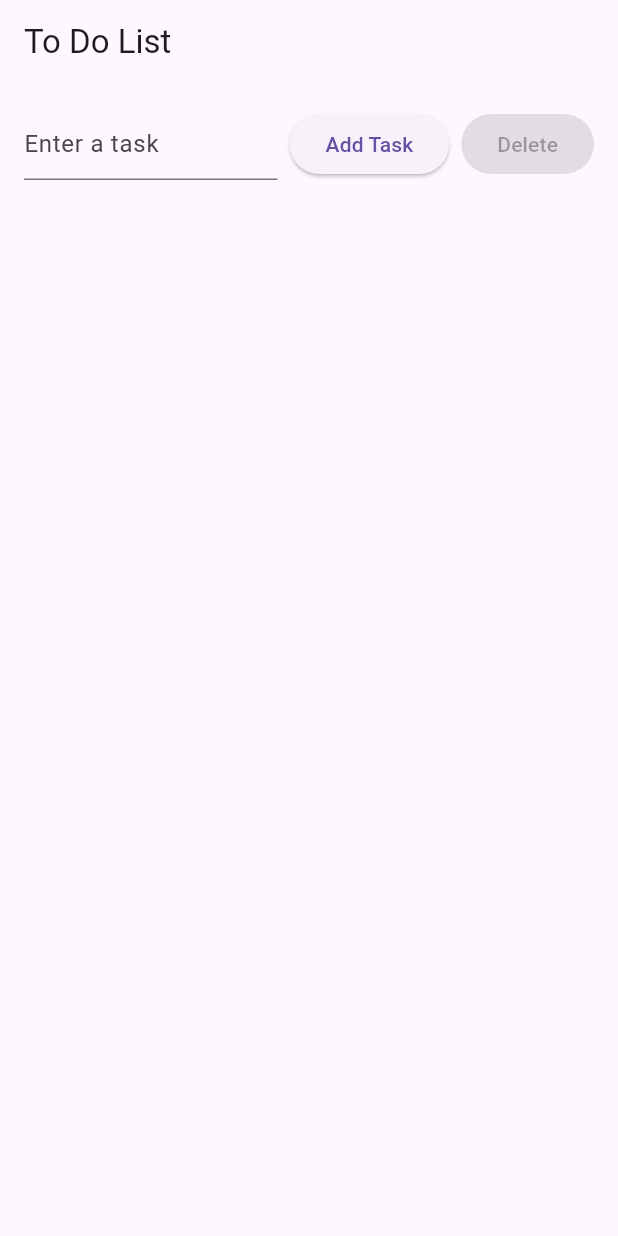
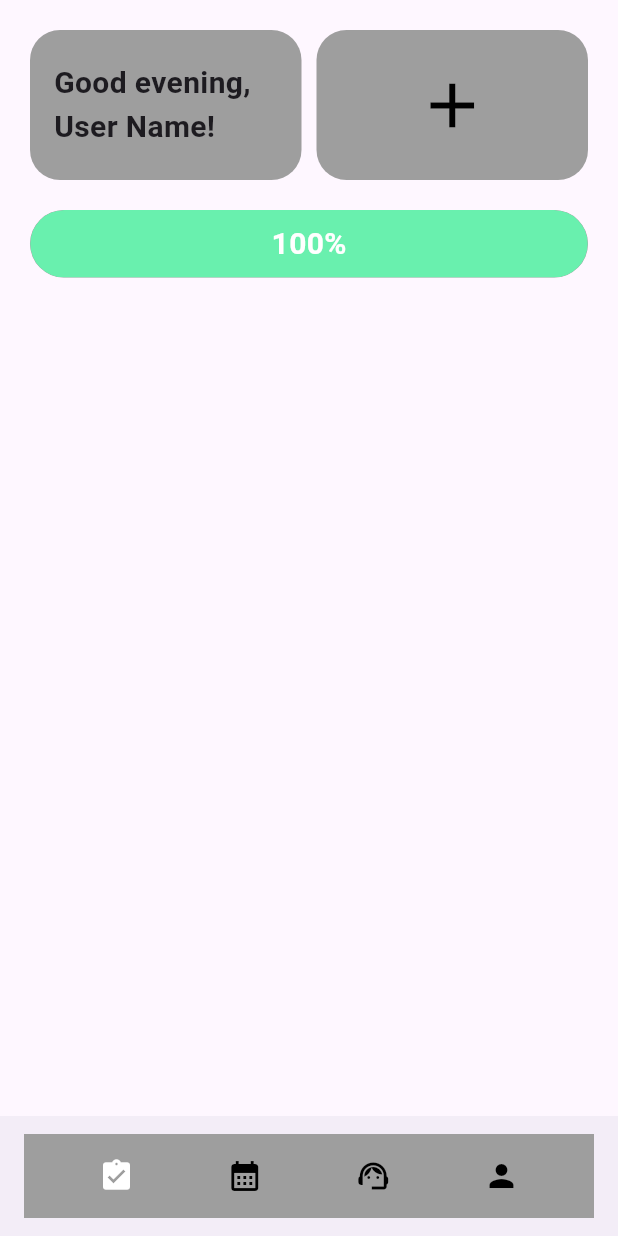
Before and after one commit to sepiasage/procrastination-gambling-app, a Flutter app: the screen it shows after launch, on a phone screen of 412 x 824 dp. Run offline on Flutter 3.47's test engine with Material 3 defaults, Android fonts, the phone set to English and light mode, and no system bars.

Commit message:
Added majority of the UI elements from the mock up and fixed bugs

```diff
--- a/flutter_application_1/lib/Pages/home_page.dart
+++ b/flutter_application_1/lib/Pages/home_page.dart
@@ -3,11 +3,13 @@ import 'package:flutter/material.dart';
 class Homepage extends StatefulWidget {
   const Homepage({super.key});
 
-   @override
+  @override
   State<Homepage> createState() => _HomepageState();
 }
 
 class _HomepageState extends State<Homepage> {
+  //keep track of what page we are on
+  int _currentIndex = 0; // 0 for home/tasks, 1 for calendar, etc.
   // 2. Controller to read what you type, and a list to store tasks
   final TextEditingController _taskController = TextEditingController();
   final List<String> _tasks = [];
@@ -42,50 +44,179 @@ class _HomepageState extends State<Homepage> {
   Widget build(BuildContext context) {
     const String appTitle = 'To Do List';
     return MaterialApp(
+      debugShowCheckedModeBanner: false,
       title: appTitle,
       home: Scaffold(
-        appBar: AppBar(title: const Text(appTitle)),
         body: Padding(
-          padding: const EdgeInsets.all(16),
-          // 5. Wrapped in a Column so the list can sit below your Row
+          padding: const EdgeInsets.all(20.0),
           child: Column(
             children: [
               Row(
                 children: [
                   Expanded(
-                    child: TextField(
-                      controller: _taskController, // Connected controller here
-                      decoration: const InputDecoration(
-                        hintText: 'Enter a task', // Changed from 'Search'
+                    child: Container(
+                      width: 600,
+                      height: 100,
+                      padding: const EdgeInsets.all(16),
+                      decoration: BoxDecoration(
+                        //box decoration for the container
+                        color: Colors.grey,
+                        borderRadius: BorderRadius.circular(20),
+                      ),
+                      child: const Align(
+                        alignment: Alignment.center,
+                        child: Text(
+                          'Good evening, User Name!',
+                          style: TextStyle(
+                            fontSize: 20,
+                            fontWeight: FontWeight.bold,
+                          ),
+                        ),
                       ),
                     ),
                   ),
-                  const SizedBox(width: 8),
-                  // 6. Replaced "null" with your functions
-                  ElevatedButton(
-                    onPressed: _addTask,
-                    child: const Text('Add Task'),
-                  ),
-                  const SizedBox(width: 8),
-                  ElevatedButton(
-                    onPressed: _tasks.isEmpty ? null : _deleteLastTask,
-                    child: const Text('Delete'),
+                  //space betwween the 2 widgets
+                  const SizedBox(width: 10),
+                  //second container
+                  Expanded(
+                    child: Container(
+                      width: 600,
+                      height: 100,
+                      padding: const EdgeInsets.all(16),
+                      decoration: BoxDecoration(
+                        //box decoration for the container
+                        color: Colors.grey,
+                        borderRadius: BorderRadius.circular(20),
+                      ),
+                      child: Align(
+                        alignment: Alignment.center,
+                        child: IconButton(
+                          icon: Icon(Icons.add_sharp),
+                          iconSize: 50,
+
+                          color: Colors.black,
+                          onPressed: () {
+                            // Navigate to add task page
+                          },
+                        ),
+                      ),
+                    ),
                   ),
                 ],
               ),
-              const SizedBox(height: 16),
-              // 7. Displays your added tasks on screen
+              const SizedBox(height: 20),
+              Row(
+                children:[
               Expanded(
-                child: ListView.builder(
-                  itemCount: _tasks.length,
-                  itemBuilder: (context, index) {
-                    return ListTile(
-                      title: Text(_tasks[index]),
-                    );
+                flex: 3,
+                child: Container(
+                    height: 45,
+                    padding: const EdgeInsets.symmetric(horizontal: 0.1),
+                  decoration: BoxDecoration(
+                    color: Colors.grey,
+                    borderRadius: BorderRadius.circular(24),
+                  ),
+                  child: ClipRRect(
+                    borderRadius: BorderRadius.circular(24),
+                    child: Stack(
+                      children: [
+                        //animation for the progress bar
+                        TweenAnimationBuilder<double>(
+                          tween: Tween<double>(begin: 0, end: 1.0),
+                          duration: const Duration(seconds: 5),
+                          builder: (context, value, child) {
+                            return FractionallySizedBox(
+                              alignment: Alignment.centerLeft,
+                              widthFactor: value,
+                              child: Container(
+                                decoration: BoxDecoration(
+                                  color: Colors.greenAccent,
+                                  borderRadius: BorderRadius.circular(30),
+                                ),
+                              ),
+                            );
+                          },
+                        ),
+                        //percent text
+                        const Center(
+                          child: Text(
+                            '100%',
+                            style: TextStyle(
+                              color: Colors.white,
+                              fontSize: 20,
+                              fontWeight: FontWeight.bold,
+                            ),
+                          ),
+                        ),
+                      ],
+                    ),
+                  ),
+                ),
+              ),
+
+            ],
+          ),
+          ],
+          ),
+        ),
+
+        bottomNavigationBar: BottomAppBar(
+          child: Container(
+            height: 50,
+            color: Colors.grey,
+            child: Row(
+              mainAxisAlignment: MainAxisAlignment.spaceEvenly,
+              children: [
+                IconButton(
+                  icon: Icon(
+                    Icons.assignment_turned_in,
+                    color: _currentIndex == 0 ? Colors.white : Colors.black,
+                  ),
+                  onPressed: () {
+                    // Navigate to home page
+                    setState(() {
+                      _currentIndex = 0;
+                    });
                   },
                 ),
-              ),
-            ],
+                IconButton(
+                  icon: Icon(
+                    Icons.calendar_month,
+                    color: _currentIndex == 1 ? Colors.white : Colors.black,
+                  ),
+                  onPressed: () {
+                    // Navigate to calendar page
+                    setState(() {
+                      _currentIndex = 1;
+                    });
+                  },
+                ),
+                IconButton(
+                  icon: Icon(
+                    Icons.support_agent,
+                    color: _currentIndex == 2 ? Colors.white : Colors.black,
+                  ),
+                  onPressed: () {
+                    // Navigate to chatbot page
+                    setState(() {
+                      _currentIndex = 2;
+                    });
+                  },
+                ),
+                IconButton(
+                  icon: Icon(
+                    Icons.person,
+                    color: _currentIndex == 3 ? Colors.white : Colors.black,
+                  ),
+                  onPressed: () {
+                    // Navigate to settings page
+                    setState(() {
+                      _currentIndex = 3;
+                    });
+                  },
+                ),
+              ],
+            ),
           ),
         ),
       ),
--- a/flutter_application_1/lib/main.dart
+++ b/flutter_application_1/lib/main.dart
@@ -10,6 +10,11 @@ class MainApp extends StatelessWidget {
 
   @override
   Widget build(BuildContext context) {
-    return MaterialApp(home: Homepage());
+    return MaterialApp(
+      debugShowCheckedModeBanner: false,
+      theme: ThemeData(fontFamily: "Roboto"),
+      home: Homepage(),
+
+    );
   }
 }
```
Also changed, not shown: flutter_application_1/pubspec.yaml (+8 -0 lines), flutter_application_1/flutter_01.png (added), 1 other file.
